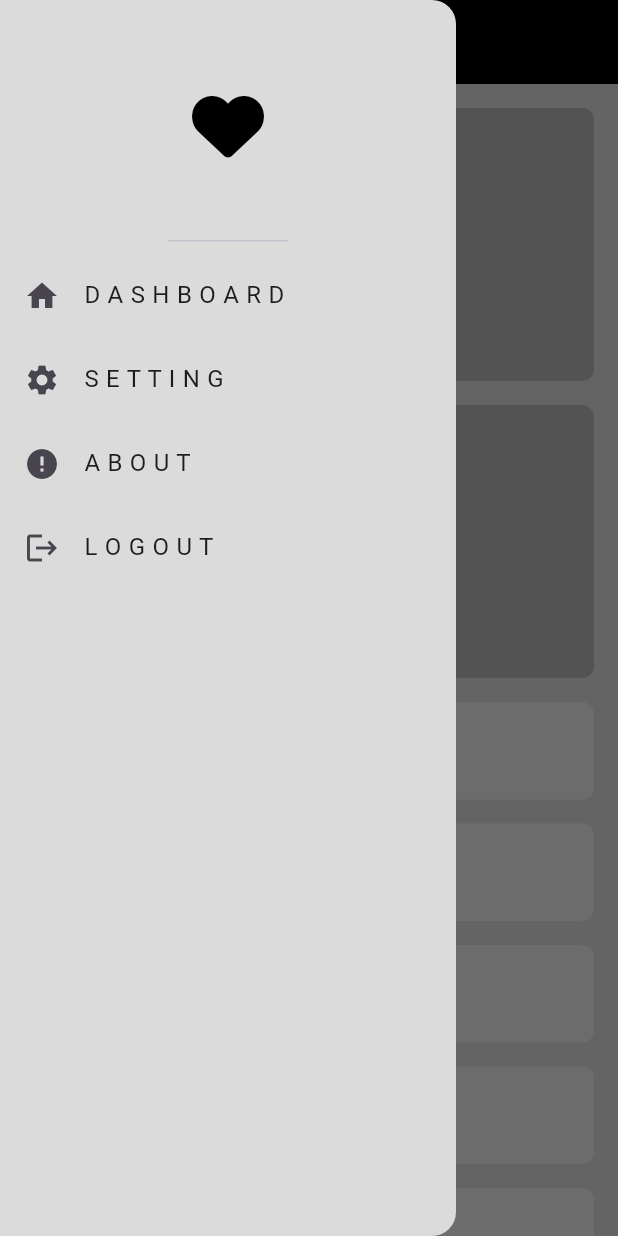
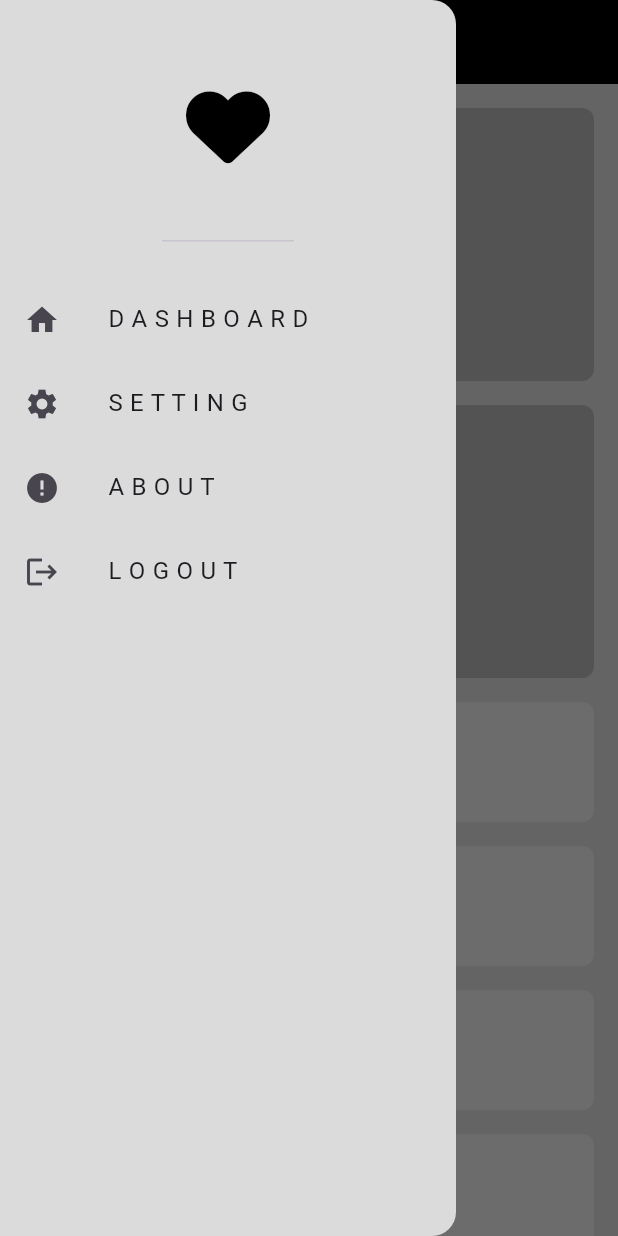
Before and after one commit to mahmoodhamdi/adaptive_ui, a Flutter app: the screen it shows after launch, after a tap on the "menu" icon, on a phone screen of 412 x 824 dp. Run offline on Flutter 3.47's test engine with Material 3 defaults, Android fonts, the light colour scheme and no system bars; our stand-ins replace font_awesome_flutter.

Commit message:
finish desktop layout

```diff
--- a/lib/views/home_view.dart
+++ b/lib/views/home_view.dart
@@ -18,7 +18,14 @@ class _HomeViewState extends State<HomeView> {
       key: key,
       drawer: const CustomDrawer(),
       backgroundColor: const Color(0xffdbdbdb),
-      appBar: AppBar(
+      appBar: BuildAppBar(context),
+      body: const HomeViewBody(),
+    );
+  }
+
+  AppBar? BuildAppBar(BuildContext context) {
+    return MediaQuery.of(context).size.width - 32 < 900
+        ? AppBar(
             backgroundColor: Colors.black,
             leading: IconButton(
               icon: const Icon(
@@ -27,11 +34,9 @@ class _HomeViewState extends State<HomeView> {
               ),
               onPressed: () {
                 key.currentState!.openDrawer();
-
               },
             ),
-      ),
-      body: const HomeViewBody(),
-    );
+          )
+        : null;
   }
 }
--- a/lib/views/widgets/custom_drawer.dart
+++ b/lib/views/widgets/custom_drawer.dart
@@ -8,15 +8,19 @@ class CustomDrawer extends StatelessWidget {
   @override
   Widget build(BuildContext context) {
     return const Drawer(
+      elevation: 0,
       backgroundColor: Color(0xffdbdbdb),
       child: Column(
         children: [
           DrawerHeader(
               child: Icon(
             FontAwesomeIcons.solidHeart,
-            size: 48,
+            size: 56,
             color: Colors.black,
           )),
+          SizedBox(
+            height: 16,
+          ),
           DrawerItem(
             leading: Icon(Icons.home),
             title: "D A S H B O A R D",
--- a/lib/views/widgets/custom_item.dart
+++ b/lib/views/widgets/custom_item.dart
@@ -3,14 +3,15 @@ import 'package:flutter/material.dart';
 class CustomItem extends StatelessWidget {
   const CustomItem({
     super.key,
+    required this.color,
   });
-
+  final Color color;
   @override
   Widget build(BuildContext context) {
     return Container(
-      decoration: const BoxDecoration(
-          color: Color(0xffb4b4b4),
-          borderRadius: BorderRadius.all(Radius.circular(8))),
+      decoration: BoxDecoration(
+          color: color,
+          borderRadius: const BorderRadius.all(Radius.circular(8))),
     );
   }
 }
--- a/lib/views/widgets/custom_list_for_tablet_layout.dart
+++ b/lib/views/widgets/custom_list_for_tablet_layout.dart
@@ -8,15 +8,15 @@ class CustomListForTabletLayout extends StatelessWidget {
   Widget build(BuildContext context) {
     return SliverToBoxAdapter(
       child: SizedBox(
-        height: 100,
+        height: 160,
         child: ListView.builder(
           physics: const BouncingScrollPhysics(),
           scrollDirection: Axis.horizontal,
-          itemCount: 15,
+          itemCount: 150,
           itemBuilder: (BuildContext context, int index) {
             return const Padding(
               padding: EdgeInsets.only(right: 16.0),
-              child: AspectRatio(aspectRatio: 1, child: CustomItem()),
+              child: AspectRatio(aspectRatio: 1, child: CustomItem(color: Color(0xffb4b4b4),)),
             );
           },
         ),
--- a/lib/views/widgets/custom_list_item.dart
+++ b/lib/views/widgets/custom_list_item.dart
@@ -6,7 +6,7 @@ class CustomListItem extends StatelessWidget {
   @override
   Widget build(BuildContext context) {
     return Container(
-      height: 65,
+      height: 80,
       decoration: const BoxDecoration(
           borderRadius: BorderRadius.all(
             Radius.circular(8),
--- a/lib/views/widgets/custom_sliver_grid.dart
+++ b/lib/views/widgets/custom_sliver_grid.dart
@@ -6,9 +6,12 @@ class CustomSliverGrid extends StatelessWidget {
 
   @override
   Widget build(BuildContext context) {
-    return SliverGrid.builder(itemCount: 4,
+    return SliverGrid.builder(
+      itemCount: 4,
       itemBuilder: (context, index) {
-        return CustomItem();
+        return const CustomItem(
+          color: Color(0xffb4b4b4),
+        );
       },
       gridDelegate: const SliverGridDelegateWithFixedCrossAxisCount(
           crossAxisCount: 2, crossAxisSpacing: 16, mainAxisSpacing: 16),
--- a/lib/views/widgets/drawer_item.dart
+++ b/lib/views/widgets/drawer_item.dart
@@ -8,7 +8,13 @@ class DrawerItem extends StatelessWidget {
   Widget build(BuildContext context) {
     return ListTile(
       leading: leading,
-      title: Text(title),
+      title: Padding(
+        padding: const EdgeInsets.only(left: 16.0),
+        child: FittedBox(
+            alignment: Alignment.centerLeft,
+            fit: BoxFit.scaleDown,
+            child: Text(title)),
+      ),
     );
   }
 }
--- a/lib/views/widgets/home_view_body.dart
+++ b/lib/views/widgets/home_view_body.dart
@@ -1,3 +1,4 @@
+import 'package:adaptive_ui/views/widgets/desktop_layout.dart';
 import 'package:adaptive_ui/views/widgets/mobile_layout.dart';
 import 'package:adaptive_ui/views/widgets/tablet_layout.dart';
 import 'package:flutter/material.dart';
@@ -10,10 +11,12 @@ class HomeViewBody extends StatelessWidget {
     return Padding(
       padding: const EdgeInsets.symmetric(horizontal: 16.0),
       child: LayoutBuilder(builder: (context, constraints) {
-        if (constraints.maxWidth > 600) {
+        if (constraints.maxWidth < 600) {
+          return const MobileLayout();
+        } else if (constraints.maxWidth < 900) {
           return const TabletLayout();
         } else {
-          return const MobileLayout();
+          return const DesktopLayout();
         }
       }),
     );
```
Also changed, not shown: lib/views/widgets/custom_desktop_widget.dart (added, +26 -0 lines), lib/views/widgets/desktop_layout.dart (added, +32 -0 lines). Lines whose indentation alone changed are shown as unchanged.
